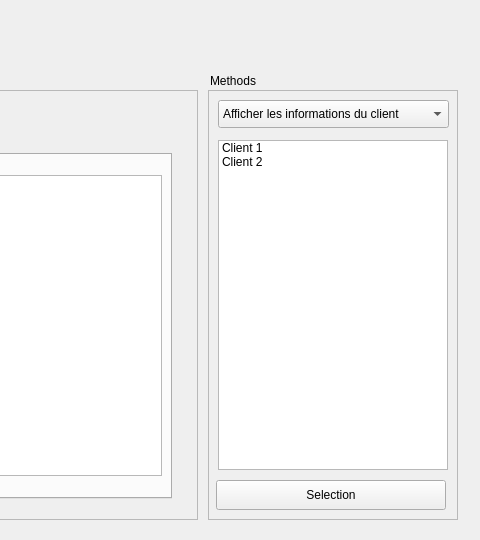
First picture: the form in server/MainWindow.ui, repository BaptisteAPPRIOU/9-cercles, before the edit; both pictures show x 480 to 960 and y 0 to 540 of the 960 by 540 pixel window.
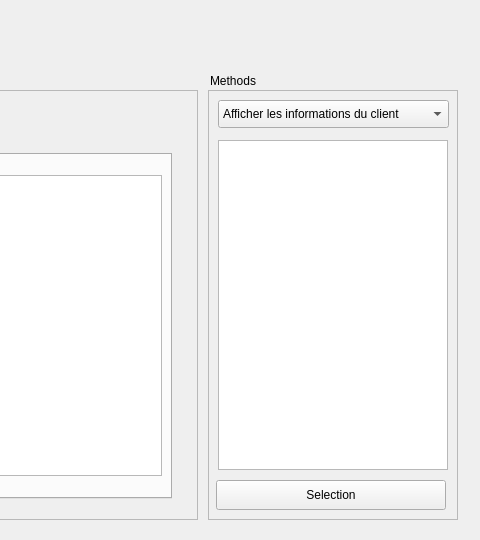
Second picture: the form after the edit.

Commit message: ring4: refactor: remove hardcoded client items from comboBox in MainWindow UI

The edit to the form file:
```diff
--- a/server/MainWindow.ui
+++ b/server/MainWindow.ui
@@ -44,16 +44,6 @@
      <property name="layoutDirection">
       <enum>Qt::LeftToRight</enum>
      </property>
-     <item>
-      <property name="text">
-       <string>Client 1</string>
-      </property>
-     </item>
-     <item>
-      <property name="text">
-       <string>Client 2</string>
-      </property>
-     </item>
     </widget>
     <widget class="QPushButton" name="selectionButton">
      <property name="geometry">
```
